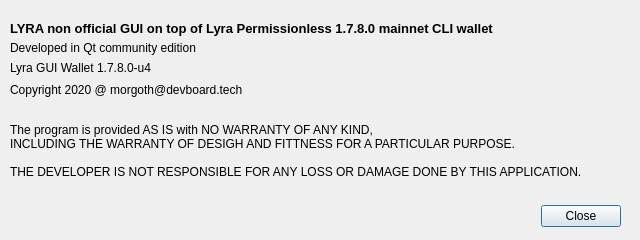
MorgothCreator/lyra-gui-wallet, file aboutwindow.ui: the form before one commit.
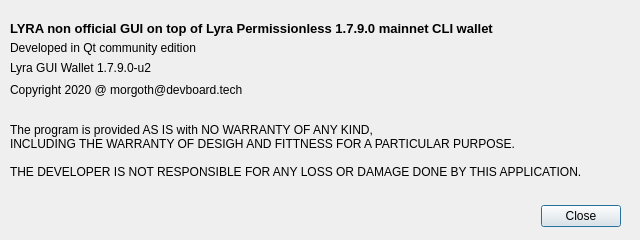
The form after the commit.

Commit message: Fix an issue where will buttons stop responding when loading wallet and progress bar remain at 80%.

The edit to the form file:
```diff
--- a/aboutwindow.ui
+++ b/aboutwindow.ui
@@ -64,7 +64,7 @@
     </rect>
    </property>
    <property name="text">
-    <string>Lyra GUI Wallet 1.7.8.0-u4</string>
+    <string>Lyra GUI Wallet 1.7.9.0-u2</string>
    </property>
   </widget>
   <widget class="QLabel" name="label_3">
@@ -113,7 +113,7 @@
     </font>
    </property>
    <property name="text">
-    <string>LYRA non official GUI on top of Lyra Permissionless 1.7.8.0 mainnet CLI wallet</string>
+    <string>LYRA non official GUI on top of Lyra Permissionless 1.7.9.0 mainnet CLI wallet</string>
    </property>
   </widget>
  </widget>
```
The commit also changes 26 other files.
